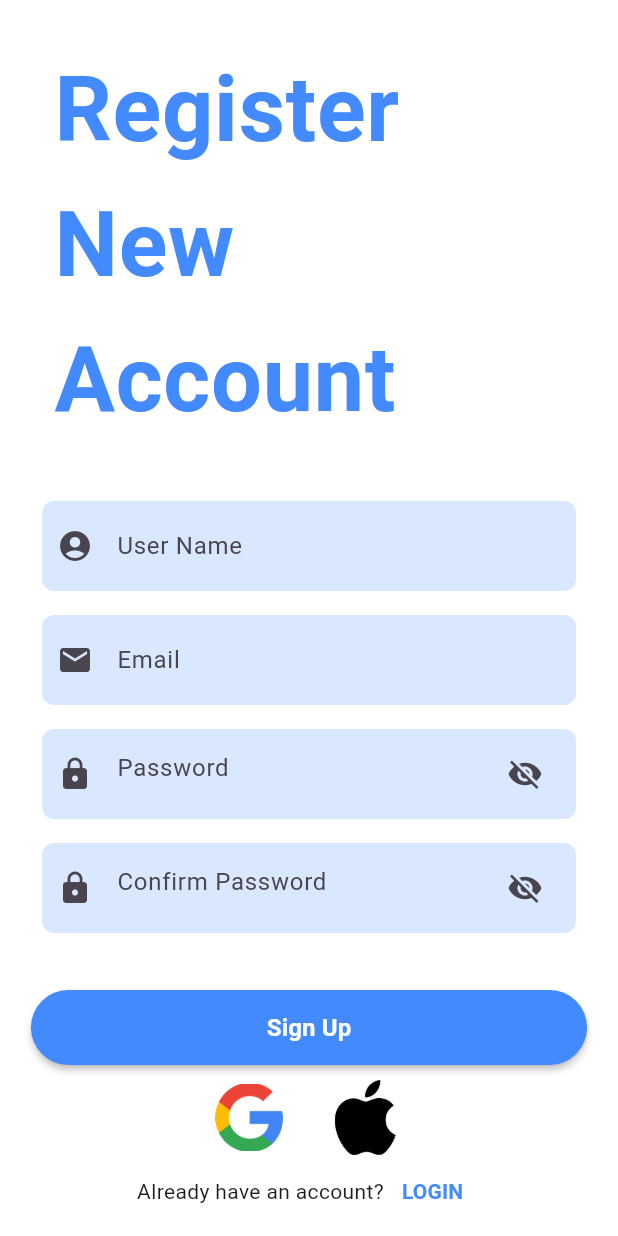
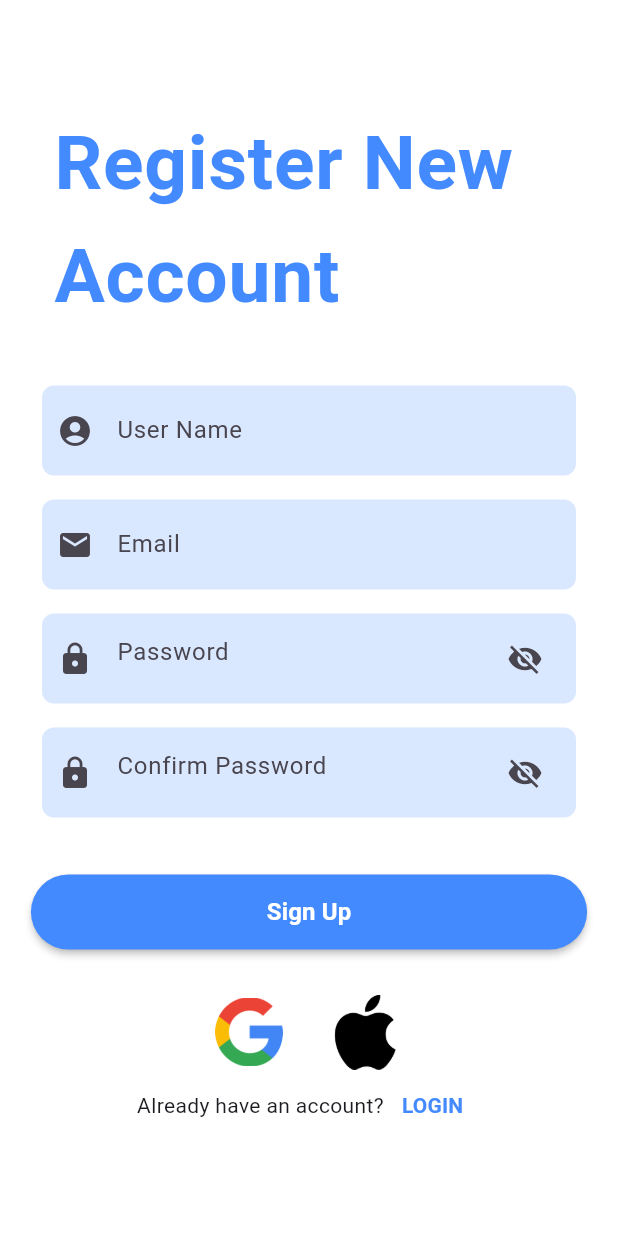
Before and after one commit to AryanBhimani/Nexus-App, a Flutter app: the SignupScreen screen opened directly, on a phone screen of 412 x 824 dp. Run offline on Flutter 3.47's test engine with Material 3 defaults, Android fonts, the phone set to English and light mode, and no system bars; our stand-ins replace cloud_firestore, firebase_auth, firebase_core, google_sign_in, shared_preferences; missing offline and left inert: google_gemini, the_apple_sign_in; accounts and stored records are empty.

Commit message:
first commit

```diff
--- a/lib/Screens/Sign Up/SignUp_screen.dart
+++ b/lib/Screens/Sign Up/SignUp_screen.dart
@@ -95,7 +95,7 @@ class _SignupScreenState extends State<SignupScreen> with SingleTickerProviderSt
                           "Register New Account",
                           style: TextStyle(
                             color: primaryColor,
-                            fontSize: 60,
+                            fontSize: 50,
                             fontWeight: FontWeight.bold,
                           ),
                         ),
@@ -196,6 +196,7 @@ class _SignupScreenState extends State<SignupScreen> with SingleTickerProviderSt
                                   ),
                                 ),
                               ),
+                              const SizedBox(height: 20),
                               Row(
                                 mainAxisAlignment: MainAxisAlignment.center,
                                 children: [
```
